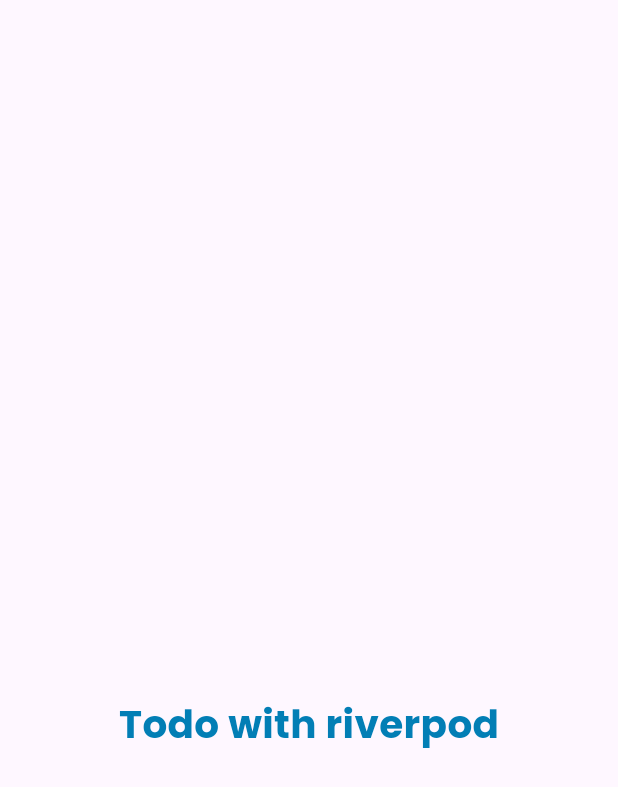
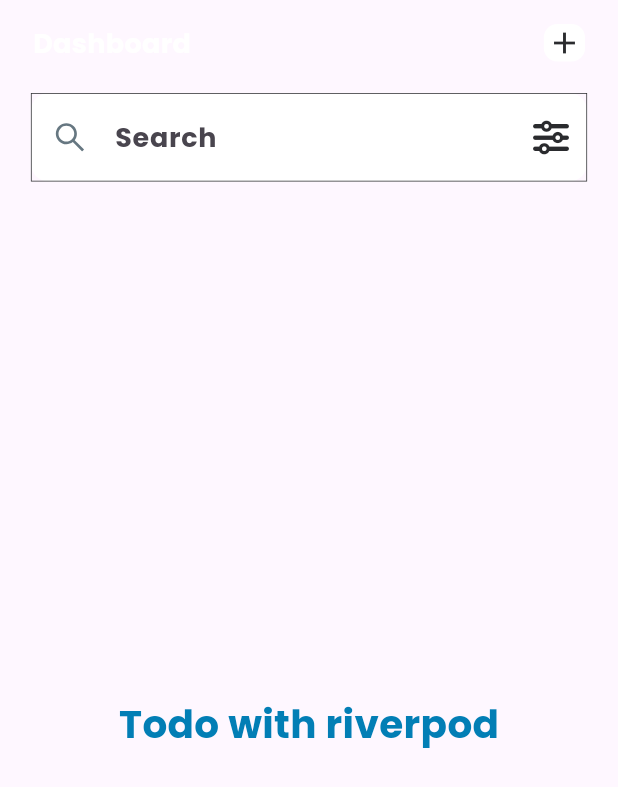
Before and after one commit to iHamza7/ToDo_Application, a Flutter app: the screen it shows after launch, on a phone screen of 412 x 824 dp. Shown: the top 787 px of the screen. Run offline on Flutter 3.47's test engine with Material 2 defaults, Android fonts, the phone set to English and light mode, and no system bars; our stand-ins replace country_picker, flutter_screenutil, flutter_vector_icons, google_fonts, hooks_riverpod, pinput and 1 more.

Commit message:
lib changed

```diff
--- a/lib/features/todo/pages/homepage.dart
+++ b/lib/features/todo/pages/homepage.dart
@@ -3,6 +3,9 @@
 import 'package:sqflite_application/common/utils/constants.dart';
 import 'package:sqflite_application/common/widgets/appstyle.dart';
 import 'package:sqflite_application/common/widgets/reusable_text.dart';
+import 'package:flutter_vector_icons/flutter_vector_icons.dart';
+
+import '../../../common/widgets/custom_text_field.dart';
 
 class HomePage extends StatefulWidget {
   const HomePage({super.key});
@@ -12,6 +15,7 @@
 }
 
 class _HomePageState extends State<HomePage> {
+  final TextEditingController search = TextEditingController();
   @override
   Widget build(BuildContext context) {
     return Scaffold(
@@ -24,10 +28,49 @@
               children: [
                 Padding(
                   padding: EdgeInsets.symmetric(horizontal: 20.w),
-                  child: const Row(
+                  child: Row(
                     mainAxisAlignment: MainAxisAlignment.spaceBetween,
+                    crossAxisAlignment: CrossAxisAlignment.start,
+                    children: [
+                      ReusableText(
+                        text: "Dashboard",
+                        style: appstyle(18, AppConst.kLight, FontWeight.bold),
+                      ),
+                      Container(
+                        width: 25.w,
+                        height: 25.h,
+                        decoration: const BoxDecoration(
+                          color: AppConst.kLight,
+                          borderRadius: BorderRadius.all(Radius.circular(9)),
+                        ),
+                        child: GestureDetector(
+                          onTap: () {},
+                          child: const Icon(
+                            Icons.add,
+                            color: AppConst.kBkDark,
+                          ),
+                        ),
+                      )
+                    ],
                   ),
                 ),
+                const SizedBox(height: 20),
+                CustomTextField(
+                  hintText: "Search",
+                  controller: search,
+                  suffixIcon: const Icon(FontAwesome.sliders),
+                  prefixIcon: Container(
+                    padding: EdgeInsets.all(14.h),
+                    child: GestureDetector(
+                      onTap: null,
+                      child: const Icon(
+                        AntDesign.search1,
+                        color: AppConst.kGreyLight,
+                      ),
+                    ),
+                  ),
+                ),
+                const SizedBox(height: 20),
               ],
             )),
       ),
```
